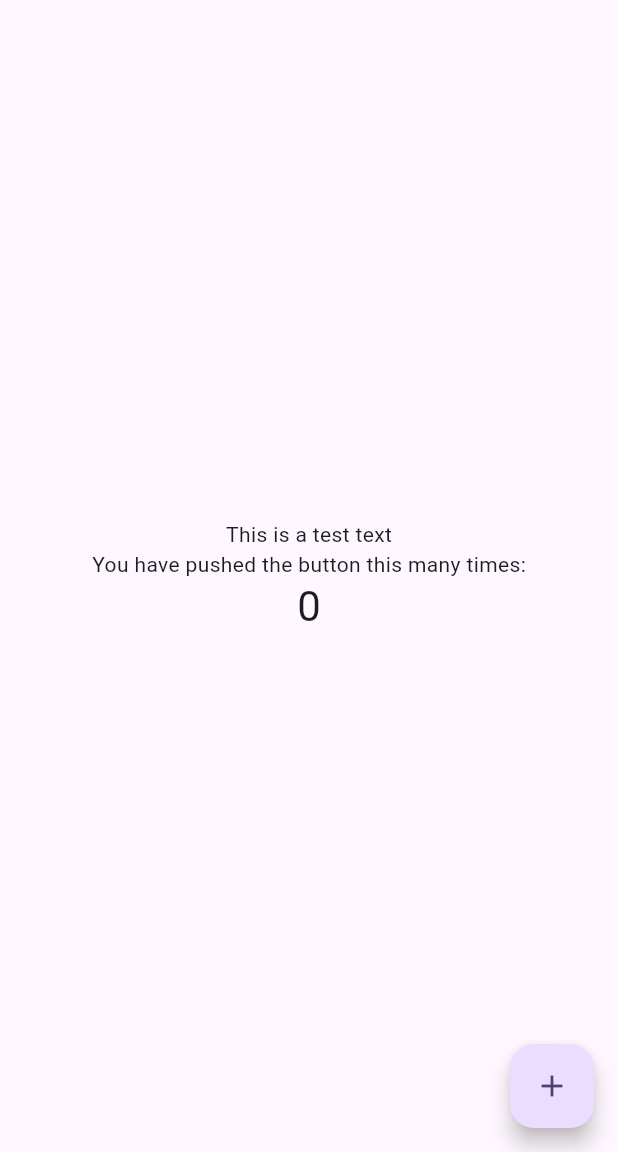
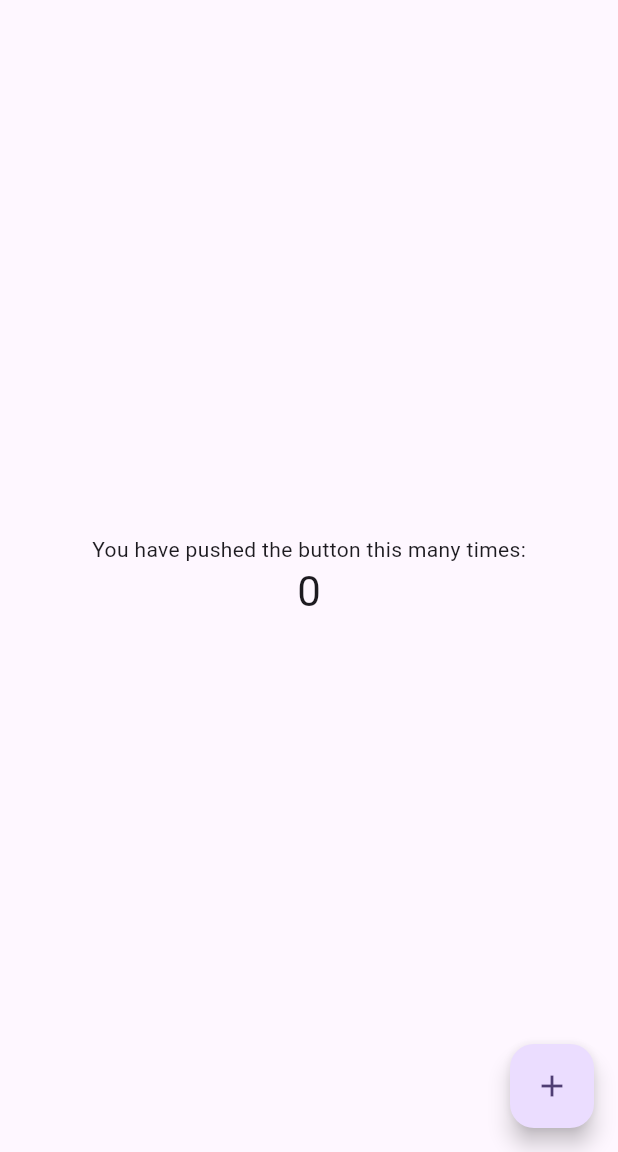
Before and after one commit to EdwinEngelbrethsen/Firebase-distribute-poc, a Flutter app: the screen it shows after launch, on a phone screen of 412 x 824 dp, the part 84-1236 px from its top. Run offline on Flutter 3.47's test engine with Material 3 defaults, Android fonts, the phone set to English and light mode, and no system bars.

Commit message:
flutter gradle upgrade

```diff
--- a/lib/main.dart
+++ b/lib/main.dart
@@ -106,9 +106,6 @@ class _MyHomePageState extends State<MyHomePage> {
           mainAxisAlignment: MainAxisAlignment.center,
           children: <Widget>[
             const Text(
-              'This is a test text'
-            ),
-            const Text(
               'You have pushed the button this many times:',
             ),
             Text(
```
Also changed, not shown: 2 other files.
